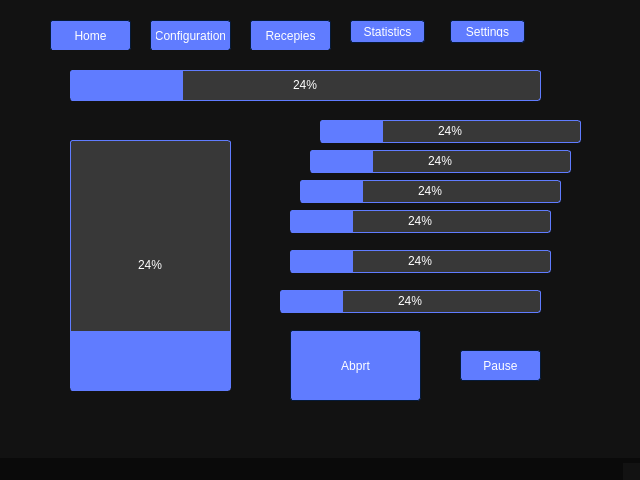
Old version of the form GUI/UI/dmm.ui in the repository ErikMagnusson256/automatic_drink_mixing_machine.
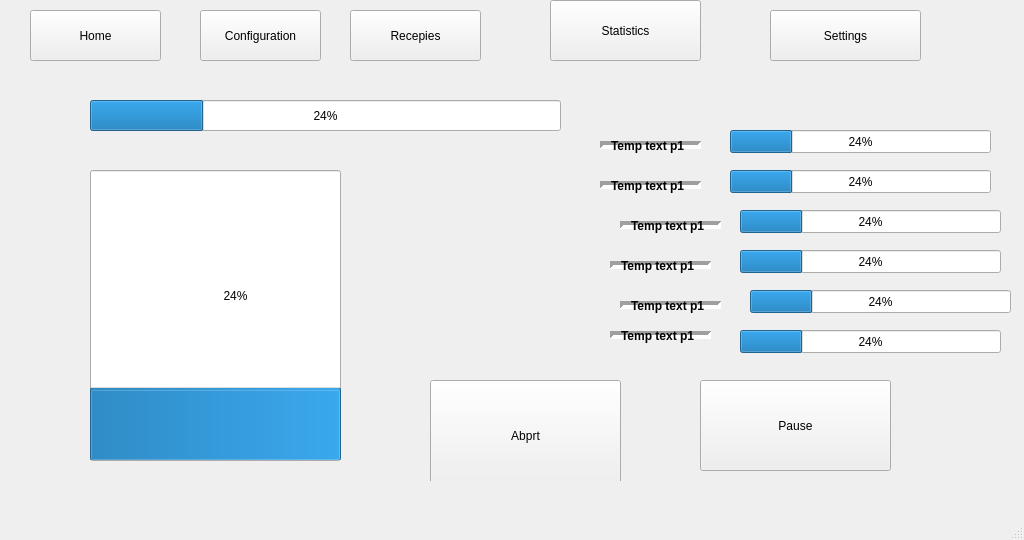
New version of the form. The open tabs and pages were chosen to show the change. Icons and pictures are not drawn.

```diff
--- a/GUI/UI/dmm.ui
+++ b/GUI/UI/dmm.ui
@@ -9,10 +9,22 @@
    <rect>
     <x>0</x>
     <y>0</y>
-    <width>640</width>
-    <height>480</height>
+    <width>1024</width>
+    <height>540</height>
    </rect>
   </property>
+  <property name="minimumSize">
+   <size>
+    <width>1024</width>
+    <height>540</height>
+   </size>
+  </property>
+  <property name="maximumSize">
+   <size>
+    <width>1024</width>
+    <height>540</height>
+   </size>
+  </property>
   <property name="windowTitle">
    <string>MainWindow</string>
   </property>
@@ -20,1207 +32,16 @@
    <bool>false</bool>
   </property>
   <property name="styleSheet">
-   <string notr="true">/*Copyright (c) DevSec Studio. All rights reserved.
-
-MIT License
-
-Permission is hereby granted, free of charge, to any person obtaining a copy
-of this software and associated documentation files (the &quot;Software&quot;), to deal
-in the Software without restriction, including without limitation the rights
-to use, copy, modify, merge, publish, distribute, sublicense, and/or sell
-copies of the Software, and to permit persons to whom the Software is
-furnished to do so, subject to the following conditions:
-
-The above copyright notice and this permission notice shall be included in all
-copies or substantial portions of the Software.
-
-THE SOFTWARE IS PROVIDED *AS IS*, WITHOUT WARRANTY OF ANY KIND, EXPRESS OR
-IMPLIED, INCLUDING BUT NOT LIMITED TO THE WARRANTIES OF MERCHANTABILITY,
-FITNESS FOR A PARTICULAR PURPOSE AND NONINFRINGEMENT. IN NO EVENT SHALL THE
-AUTHORS OR COPYRIGHT HOLDERS BE LIABLE FOR ANY CLAIM, DAMAGES OR OTHER
-LIABILITY, WHETHER IN AN ACTION OF CONTRACT, TORT OR OTHERWISE, ARISING FROM,
-OUT OF OR IN CONNECTION WITH THE SOFTWARE OR THE USE OR OTHER DEALINGS IN THE
-SOFTWARE.
-*/
-
-/*-----QWidget-----*/
-QWidget
-{
-	background-color: #121212;
-	color: #ffffff;
-	border-color: #051a39;
-
-}
-
-
-/*-----QLabel-----*/
-QLabel
-{
-	background-color: transparent;
-	color: #ffffff;
-
-}
-
-
-QLabel::disabled
-{
-	background-color: transparent;
-	color: #656565;
-
-}
-
-
-/*-----QMenuBar-----*/
-QMenuBar
-{
-	background-color: #0a0a0a;
-	color: #ffffff;
-	border-color: #051a39;
-
-}
-
-
-QMenuBar::disabled
-{
-	background-color: #404040;
-	color: #656565;
-	border-color: #051a39;
-
-}
-
-
-QMenuBar::item
-{
-    background-color: transparent;
-
-}
-
-
-QMenuBar::item:selected
-{
-    background-color: #607cff;
-    border: 1px solid #41cd52;
-
-}
-
-
-QMenuBar::item:pressed
-{
-    background-color: #4969ff;
-    border: 1px solid #000;
-    margin-bottom: -1px;
-    padding-bottom: 1px;
-
-}
-
-
-/*-----QMenu-----*/
-QMenu
-{
-    background-color: #121212;
-    border: 1px solid;
-    color: #ffffff;
-
-}
-
-
-QMenu::separator
-{
-    height: 1px;
-    background-color: #6d8eff;
-    color: #ffffff;
-    padding-left: 4px;
-    margin-left: 10px;
-    margin-right: 5px;
-
-}
-
-
-QMenu::item
-{
-    min-width : 150px;
-    padding: 3px 20px 3px 20px;
-
-}
-
-
-QMenu::item:selected
-{
-    background-color: #4969ff;
-    color: #ffffff;
-
-}
-
-
-QMenu::item:disabled
-{
-    color: #262626;
-}
-
-
-/*-----QToolTip-----*/
-QToolTip
-{
-	border : 1px solid #000000;
-	background-color: #26264f;
-	color: #ffffff;
-	border-color: #051a39;
-
-}
-
-
-/*-----QPushButton-----*/
-QPushButton
-{
-	background-color: #607cff;
-	color: #ffffff;
-	border-style: solid;
-	border-width: 1px;
-	border-radius: 3px;
-	border-color: #051a39;
-	padding: 5px;
-
-}
-
-
-QPushButton::disabled
-{
-	background-color: #404040;
-	color: #656565;
-	border-color: #051a39;
-
-}
-
-
-QPushButton::hover
-{
-	background-color: #8399ff;
-	color: #ffffff;
-	border-style: solid;
-	border-width: 1px;
-	border-radius: 3px;
-	border-color: #051a39;
-	padding: 5px;
-
-}
-
-
-QPushButton::pressed
-{
-	background-color: #4969ff;
-	color: #ffffff;
-	border-style: solid;
-	border-width: 1px;
-	border-radius: 3px;
-	border-color: #051a39;
-	padding: 5px;
-
-}
-
-
-/*-----QToolButton-----*/
-QToolButton
-{
-	background-color: #607cff;
-	color: #ffffff;
-	border-width: 1px;
-	border-radius: 3px;
-	border-color: #051a39;
-	padding: 3px;
-
-}
-
-
-QToolButton::disabled
-{
-	background-color: #404040;
-	color: #656565;
-	border-color: #051a39;
-
-}
-
-
-QToolButton::hover
-{
-	background-color: #8399ff;
-	color: #ffffff;
-	border-width: 1px;
-	border-radius: 3px;
-	border-color: #051a39;
-	padding: 3px;
-
-}
-
-
-QToolButton::pressed
-{
-	background-color: #4969ff;
-	color: #ffffff;
-	border-width: 1px;
-	border-radius: 3px;
-	border-color: #051a39;
-	padding: 3px;
-
-}
-
-
-/*-----QComboBox-----*/
-QComboBox
-{
-    background-color: #607cff;
-    border: 1px solid;
-    border-radius: 3px;
-    padding-left: 6px;
-    color: #ffffff;
-    height: 20px;
-
-}
-
-
-QComboBox::disabled
-{
-	background-color: #404040;
-	color: #656565;
-	border-color: #051a39;
-
-}
-
-
-QComboBox:hover
-{
-    background-color: #8399ff;
-
-}
-
-
-QComboBox:on
-{
-    background-color: #4969ff;
-
-}
-
-
-QComboBox QAbstractItemView
-{
-    background-color: #383838;
-    color: #ffffff;
-    border: 1px solid black;
-    selection-background-color: #4969ff;
-    selection-color: #ffffff;
-    outline: 0;
-
-}
-
-
-QComboBox::drop-down
-{
-    subcontrol-origin: padding;
-    subcontrol-position: top right;
-    width: 15px;
-    border-left-width: 0px;
-    border-left-color: darkgray;
-    border-left-style: solid; 
-    border-top-right-radius: 3px; 
-    border-bottom-right-radius: 3px;
-
-}
-
-
-QComboBox::down-arrow
-{
-    image: url(://arrow-down.png);
-    width: 8px;
-    height: 8px;
-}
-
-
-/*-----QSpinBox &amp; QDoubleSpinBox &amp; QDateTimeEdit-----*/
-QSpinBox, 
-QDoubleSpinBox,
-QDateTimeEdit
-{
-	background-color: #525251;
-	color: #ffffff;
-	border: 1px solid #051a39;
-	border-radius: 3px;
-	padding : 2px;
-
-}
-
-
-QSpinBox::disabled, 
-QDoubleSpinBox::disabled,
-QDateTimeEdit::disabled
-{
-	background-color: #404040;
-	color: #656565;
-	border-color: #051a39;
-
-}
-
-
-QSpinBox:hover, 
-QDoubleSpinBox::hover,
-QDateTimeEdit::hover
-{
-    background-color: #626262;
-    border: 1px solid #607cff;
-    color:  #fff;
-    padding: 2px
-
-}
-
-
-QSpinBox::up-button, QSpinBox::down-button,
-QDoubleSpinBox::up-button, QDoubleSpinBox::down-button,
-QDateTimeEdit::up-button, QDateTimeEdit::down-button
-{
-    background-color: #607cff;
-	border-radius: 2px;
-
-}
-
-
-QSpinBox::disabled, 
-QDoubleSpinBox::disabled,
-QDateTimeEdit::disabled
-{
-	background-color: #404040;
-	color: #656565;
-	border-color: #051a39;
-
-}
-
-
-QSpinBox::up-button:hover, QSpinBox::down-button:hover,
-QDoubleSpinBox::up-button:hover, QDoubleSpinBox::down-button:hover,
-QDateTimeEdit::up-button:hover, QDateTimeEdit::down-button:hover
-{
-    background-color: #8399ff;
-    border: 1px solid #8399ff;
-
-}
-
-
-QSpinBox::up-button:disabled, QSpinBox::down-button:disabled,
-QDoubleSpinBox::up-button:disabled, QDoubleSpinBox::down-button:disabled,
-QDateTimeEdit::up-button:disabled, QDateTimeEdit::down-button:disabled
-{
-	background-color: #404040;
-	color: #656565;
-	border-color: #051a39;
-
-}
-
-
-QSpinBox::up-button:pressed, QSpinBox::down-button:pressed,
-QDoubleSpinBox::up-button:pressed, QDoubleSpinBox::down-button::pressed,
-QDateTimeEdit::up-button:pressed, QDateTimeEdit::down-button::pressed
-{
-    background-color: #4969ff;
-    border: 1px solid #4969ff;
-
-}
-
-
-QSpinBox::down-arrow,
-QDoubleSpinBox::down-arrow,
-QDateTimeEdit::down-arrow
-{
-    image: url(://arrow-down.png);
-    width: 7px;
-
-}
-
-
-QSpinBox::up-arrow,
-QDoubleSpinBox::up-arrow,
-QDateTimeEdit::up-arrow
-{
-    image: url(://arrow-up.png);
-    width: 7px;
-
-}
-
-
-/*-----QLineEdit-----*/
-QLineEdit
-{
-	background-color: #525251;
-	color: #ffffff;
-	border-width: 1px;
-	border-radius: 3px;
-	border-color: #051a39;
-	padding: 2px;
-
-}
-
-
-QLineEdit::disabled
-{
-	background-color: #404040;
-	color: #656565;
-	border-width: 1px;
-	border-radius: 3px;
-	border-color: #051a39;
-	padding: 2px;
-
-}
-
-
-/*-----QTextEdit-----*/
-QTextEdit
-{
-	background-color: #ffffff;
-	color: #010201;
-	border-color: #051a39;
-
-}
-
-
-QTextEdit::disabled
-{
-	background-color: #404040;
-	color: #656565;
-	border-color: #051a39;
-
-}
-
-
-/*-----QGroupBox-----*/
-QGroupBox 
-{
-    border: 1px solid;
-    border-color: #607cff;
-    margin-top: 22px;
-
-}
-
-
-QGroupBox::title  
-{
-    background-color: #607cff;
-    color: #ffffff;
-    subcontrol-origin: margin;
-    subcontrol-position: top left;
-    padding: 5px;
-	border-top-left-radius: 3px;
-	border-top-right-radius: 3px;
-
-}
-
-
-QGroupBox::title::disabled
-{
-	background-color: #404040;
-	color: #656565;
-    subcontrol-origin: margin;
-    subcontrol-position: top left;
-    padding: 5px;
-	border-top-left-radius: 3px;
-	border-top-right-radius: 3px;
-
-}
-
-
-/*-----QCheckBox-----*/
-QCheckBox::indicator
-{
-    color: #b1b1b1;
-    background-color: #323232;
-    border: 1px solid #b1b1b1;
-    width: 12px;
-    height: 12px;
-
-}
-
-
-QCheckBox::indicator:checked
-{
-    image:url(://checkbox.png);
-    border: 1px solid #607cff;
-
-}
-
-
-QCheckBox::indicator:unchecked:hover
-{
-    border: 1px solid #607cff;
-
-}
-
-
-QCheckBox::disabled
-{
-	color: #656565;
-
-}
-
-
-QCheckBox::indicator:disabled
-{
-	background-color: #656565;
-	color: #656565;
-    border: 1px solid #656565;
-
-}
-
-
-/*-----QRadioButton-----*/
-QRadioButton::indicator::unchecked
-{ 
-	border: 2px inset gray; 
-	border-radius: 5px; 
-	background-color:  #fff;
-	width: 9px; 
-	height: 9px; 
-
-}
-
-
-QRadioButton::indicator::unchecked:hover
-{ 
-	border: 2px solid #607cff; 
-	border-radius: 5px; 
-	background-color:  #fff;
-	width: 9px; 
-	height: 9px; 
-
-}
-
-
-QRadioButton::indicator::checked
-{ 
-	border: 2px inset darkgray; 
-	border-radius: 5px; 
-	background-color: #4969ff; 
-	width: 9px; 
-	height: 9px; 
-
-}
-
-
-QRadioButton::disabled
-{
-	color: #656565;
-
-}
-
-
-QRadioButton::indicator:disabled
-{
-	background-color: #656565;
-	color: #656565;
-    border: 2px solid #656565;
-
-}
-
-
-/*-----QTableView &amp; QTableWidget-----*/
-QTableView
-{
-    background-color: #242526;
-    border: 1px solid #32414B;
-    color: #f0f0f0;
-    gridline-color: #8faaff;
-    outline : 0;
-
-}
-
-
-QTableView::disabled
-{
-    background-color: #242526;
-    border: 1px solid #32414B;
-    color: #656565;
-    gridline-color: #656565;
-    outline : 0;
-
-}
-
-
-QTableView::item:hover 
-{
-    background-color: #26264f;
-    color: #f0f0f0;
-
-}
-
-
-QTableView::item:selected 
-{
-    background-color: #1a1b1c;
-    border: 2px solid #4969ff;
-    color: #F0F0F0;
-
-}
-
-
-QTableView::item:selected:disabled
-{
-    background-color: #1a1b1c;
-    border: 2px solid #525251;
-    color: #656565;
-
-}
-
-
-QTableCornerButton::section
-{
-    background-color: #505050;
-    color: #fff;
-
-}
-
-
-QHeaderView::section
-{
-    background-color: #525251;
-    color: #fff;
-    text-align: left;
-	padding: 4px;
-	
-}
-
-
-QHeaderView::section:disabled
-{
-    background-color: #525251;
-    color: #656565;
-
-}
-
-
-QHeaderView::section:checked
-{
-    color: #fff;
-    background-color: #4969ff;
-
-}
-
-
-QHeaderView::section:checked:disabled
-{
-    color: #656565;
-    background-color: #525251;
-
-}
-
-
-QHeaderView::section::vertical::first,
-QHeaderView::section::vertical::only-one
-{
-    border-top: 1px solid #353635;
-
-}
-
-
-QHeaderView::section::vertical
-{
-    border-top: 1px solid #353635;
-
-}
-
-
-QHeaderView::section::horizontal::first,
-QHeaderView::section::horizontal::only-one
-{
-    border-left: 1px solid #353635;
-
-}
-
-
-QHeaderView::section::horizontal
-{
-    border-left: 1px solid #353635;
-
-}
-
-
-/*-----QTabWidget-----*/
-QTabBar::tab
-{
-	background-color: #262626;
-	color: #ffffff;
-	border-style: solid;
-	border-width: 1px;
-	border-top-left-radius: 3px;
-	border-top-right-radius: 3px;
-	border-color: #051a39;
-	padding: 5px;
-
-}
-
-
-QTabBar::tab:disabled
-{
-	background-color: #656565;
-	color: #656565;
-
-}
-
-
-QTabWidget::pane 
-{
-	background-color: #262626;
-	color: #ffffff;
-    border: 1px solid;
-    border-color: #607cff;
-
-}
-
-
-QTabBar::tab:selected
-{
-    background-color: #607cff;
-	color: #ffffff;
-	border-style: solid;
-	border-width: 1px;
-	border-top-left-radius: 3px;
-	border-top-right-radius: 3px;
-	border-color: #051a39;
-	padding: 5px;
-
-}
-
-
-QTabBar::tab:selected:disabled
-{
-	background-color: #404040;
-	color: #656565;
-
-}
-
-
-QTabBar::tab:!selected 
-{
-    background-color: #262626;
-
-}
-
-
-QTabBar::tab:!selected:hover 
-{
-    background-color: #8399ff;
-
-}
-
-
-QTabBar::tab:top:!selected 
-{
-    margin-top: 3px;
-
-}
-
-
-QTabBar::tab:bottom:!selected 
-{
-    margin-bottom: 3px;
-
-}
-
-
-QTabBar::tab:top, QTabBar::tab:bottom 
-{
-    min-width: 8ex;
-    margin-right: -1px;
-    padding: 5px 10px 5px 10px;
-
-}
-
-
-QTabBar::tab:top:selected 
-{
-    border-bottom-color: none;
-
-}
-
-
-QTabBar::tab:bottom:selected 
-{
-    border-top-color: none;
-
-}
-
-
-QTabBar::tab:top:last, QTabBar::tab:bottom:last,
-QTabBar::tab:top:only-one, QTabBar::tab:bottom:only-one 
-{
-    margin-right: 0;
-
-}
-
-
-QTabBar::tab:left:!selected 
-{
-    margin-right: 3px;
-
-}
-
-
-QTabBar::tab:right:!selected
-{
-    margin-left: 3px;
-
-}
-
-
-QTabBar::tab:left, QTabBar::tab:right 
-{
-    min-height: 8ex;
-    margin-bottom: -1px;
-    padding: 10px 5px 10px 5px;
-
-}
-
-
-QTabBar::tab:left:selected 
-{
-    border-left-color: none;
-
-}
-
-
-QTabBar::tab:right:selected 
-{
-    border-right-color: none;
-
-}
-
-
-QTabBar::tab:left:last, QTabBar::tab:right:last,
-QTabBar::tab:left:only-one, QTabBar::tab:right:only-one 
-{
-    margin-bottom: 0;
-
-}
-
-
-/*-----QSlider-----*/
-QSlider::groove:horizontal 
-{
-	background-color: transparent;
-	height: 5px;
-
-}
-
-
-QSlider::sub-page:horizontal 
-{
-	background-color: #607cff;
-
-}
-
-
-QSlider::add-page:horizontal 
-{
-	background-color: #666765;
-
-}
-
-
-QSlider::handle:horizontal 
-{
-	background-color: #607cff;
-	width: 14px;
-	margin-top: -6px;
-	margin-bottom: -6px;
-	border-radius: 3px;
-
-}
-
-
-QSlider::handle:horizontal:hover 
-{
-	background-color: #607cff;
-	border-radius: 3px;
-
-}
-
-
-QSlider::sub-page:horizontal:disabled 
-{
-	background-color: #bbb;
-	border-color: #999;
-
-}
-
-
-QSlider::add-page:horizontal:disabled 
-{
-	background-color: #eee;
-	border-color: #999;
-
-}
-
-
-QSlider::handle:horizontal:disabled 
-{
-	background-color: #eee;
-	border: 1px solid #aaa;
-	border-radius: 3px;
-
-}
-
-
-QSlider::groove:vertical 
-{
-	background-color: transparent;
-	width: 5px;
-
-}
-
-
-QSlider::sub-page:vertical 
-{
-	background-color: #607cff;
-
-}
-
-
-QSlider::add-page:vertical 
-{
-	background-color: #666765;
-
-}
-
-
-QSlider::handle:vertical 
-{
-	background-color: #607cff;
-	height: 14px;
-	margin-left: -6px;
-	margin-right: -6px;
-	border-radius: 3px;
-
-}
-
-
-QSlider::handle:vertical:hover 
-{
-	background-color: #607cff;
-	border-radius: 3px;
-
-}
-
-
-QSlider::sub-page:vertical:disabled 
-{
-	background-color: #bbb;
-	border-color: #999;
-
-}
-
-
-QSlider::add-page:vertical:disabled 
-{
-	background-color: #eee;
-	border-color: #999;
-
-}
-
-
-QSlider::handle:vertical:disabled 
-{
-	background-color: #eee;
-	border: 1px solid #aaa;
-	border-radius: 3px;
-
-}
-
-
-/*-----QDial-----*/
-QDial
-{
-	background-color: #607cff;
-
-}
-
-
-QDial::disabled
-{
-	background-color: #404040;
-
-}
-
-
-/*-----QScrollBar-----*/
-QScrollBar:horizontal
-{
-    border: 1px solid #222222;
-    background-color: #3d3d3d;
-    height: 13px;
-    margin: 0px 16px 0 16px;
-
-}
-
-
-QScrollBar::handle:horizontal
-{
-    background: #607cff;
-    min-height: 20px;
-
-}
-
-
-QScrollBar::add-line:horizontal
-{
-    border: 1px solid #1b1b19;
-    background-color: #607cff;
-    width: 14px;
-    subcontrol-position: right;
-    subcontrol-origin: margin;
-
-}
-
-
-QScrollBar::sub-line:horizontal
-{
-    border: 1px solid #1b1b19;
-    background-color: #607cff;
-    width: 14px;
-    subcontrol-position: left;
-    subcontrol-origin: margin;
-
-}
-
-
-QScrollBar::right-arrow:horizontal
-{
-    image: url(://arrow-right.png);
-    width: 6px;
-    height: 6px;
-
-}
-
-
-QScrollBar::left-arrow:horizontal
-{
-    image: url(://arrow-left.png);
-    width: 6px;
-    height: 6px;
-
-}
-
-
-QScrollBar::add-page:horizontal, QScrollBar::sub-page:horizontal
-{
-    background: none;
-
-}
-
-
-QScrollBar:vertical
-{
-    background-color: #3d3d3d;
-    width: 13px;
-    margin: 16px 0 16px 0;
-    border: 1px solid #222222;
-
-}
-
-
-QScrollBar::handle:vertical
-{
-    background-color: #607cff;
-    min-height: 20px;
-
-}
-
-
-QScrollBar::add-line:vertical
-{
-    border: 1px solid #1b1b19;
-    background-color: #607cff;
-    height: 14px;
-    subcontrol-position: bottom;
-    subcontrol-origin: margin;
-
-}
-
-
-QScrollBar::sub-line:vertical
-{
-    border: 1px solid #1b1b19;
-    background-color: #607cff;
-    height: 14px;
-    subcontrol-position: top;
-    subcontrol-origin: margin;
-
-}
-
-
-QScrollBar::up-arrow:vertical
-{
-    image: url(://arrow-up.png);
-    width: 6px;
-    height: 6px;
-
-}
-
-
-QScrollBar::down-arrow:vertical
-{
-    image: url(://arrow-down.png);
-    width: 6px;
-    height: 6px;
-
-}
-
-
-QScrollBar::add-page:vertical, QScrollBar::sub-page:vertical
-{
-    background: none;
-
-}
-
-
-/*-----QProgressBar-----*/
-QProgressBar
-{
-	background-color: #383838;
-	color: #ffffff;
-	border: 1px solid #607cff;
-	border-radius: 3px;
-	text-align: center;
-
-}
-
-
-QProgressBar::chunk {
-	background-color: #607cff;
-	color: #fff;
-
-}
-
-
-QProgressBar::chunk:disabled {
-	background-color: #656565;
-	border: 1px solid #aaa;
-	color: #656565;
-}
-
-
-/*-----QStatusBar-----*/
-QStatusBar
-{
-	background-color: #0a0a0a;
-	color: #ffffff;
-	border-color: #051a39;
-
-}
-
-
-</string>
+   <string notr="true"/>
   </property>
   <widget class="QWidget" name="centralwidget">
    <widget class="QStackedWidget" name="TopButtonMenu">
     <property name="geometry">
      <rect>
-      <x>30</x>
-      <y>10</y>
-      <width>581</width>
-      <height>41</height>
+      <x>10</x>
+      <y>0</y>
+      <width>991</width>
+      <height>61</height>
      </rect>
     </property>
     <property name="currentIndex">
@@ -1247,8 +68,8 @@
        <rect>
         <x>20</x>
         <y>10</y>
-        <width>81</width>
-        <height>31</height>
+        <width>131</width>
+        <height>51</height>
        </rect>
       </property>
       <property name="text">
@@ -1258,10 +79,10 @@
      <widget class="QPushButton" name="MenuConfigurationButton">
       <property name="geometry">
        <rect>
-        <x>120</x>
+        <x>190</x>
         <y>10</y>
-        <width>81</width>
-        <height>31</height>
+        <width>121</width>
+        <height>51</height>
        </rect>
       </property>
       <property name="text">
@@ -1271,10 +92,10 @@
      <widget class="QPushButton" name="MenuRecepiesButton">
       <property name="geometry">
        <rect>
-        <x>220</x>
+        <x>340</x>
         <y>10</y>
-        <width>81</width>
-        <height>31</height>
+        <width>131</width>
+        <height>51</height>
        </rect>
       </property>
       <property name="text">
@@ -1284,10 +105,10 @@
      <widget class="QPushButton" name="MenuStatisticsButton">
       <property name="geometry">
        <rect>
-        <x>320</x>
-        <y>10</y>
-        <width>75</width>
-        <height>23</height>
+        <x>540</x>
+        <y>0</y>
+        <width>151</width>
+        <height>61</height>
        </rect>
       </property>
       <property name="text">
@@ -1297,10 +118,10 @@
      <widget class="QPushButton" name="MenuSettingsButton">
       <property name="geometry">
        <rect>
-        <x>420</x>
+        <x>760</x>
         <y>10</y>
-        <width>75</width>
-        <height>23</height>
+        <width>151</width>
+        <height>51</height>
        </rect>
       </property>
       <property name="text">
@@ -1312,12 +133,15 @@
    <widget class="QStackedWidget" name="DMMPages">
     <property name="geometry">
      <rect>
-      <x>0</x>
-      <y>50</y>
-      <width>621</width>
-      <height>391</height>
+      <x>20</x>
+      <y>80</y>
+      <width>1001</width>
+      <height>401</height>
      </rect>
     </property>
+    <property name="frameShadow">
+     <enum>QFrame::Plain</enum>
+    </property>
     <property name="currentIndex">
      <number>0</number>
     </property>
@@ -1638,8 +462,8 @@
      <widget class="QProgressBar" name="Pump1ProgressBar">
       <property name="geometry">
        <rect>
-        <x>320</x>
-        <y>70</y>
+        <x>710</x>
+        <y>50</y>
         <width>261</width>
         <height>23</height>
        </rect>
@@ -1659,8 +483,8 @@
        <rect>
         <x>70</x>
         <y>90</y>
-        <width>161</width>
-        <height>251</height>
+        <width>251</width>
+        <height>291</height>
        </rect>
       </property>
       <property name="value">
@@ -1676,8 +500,8 @@
      <widget class="QProgressBar" name="Pump1ProgressBar_2">
       <property name="geometry">
        <rect>
-        <x>310</x>
-        <y>100</y>
+        <x>710</x>
+        <y>90</y>
         <width>261</width>
         <height>23</height>
        </rect>
@@ -1695,7 +519,7 @@
      <widget class="QProgressBar" name="Pump1ProgressBar_3">
       <property name="geometry">
        <rect>
-        <x>300</x>
+        <x>720</x>
         <y>130</y>
         <width>261</width>
         <height>23</height>
@@ -1714,8 +538,8 @@
      <widget class="QProgressBar" name="Pump1ProgressBar_4">
       <property name="geometry">
        <rect>
-        <x>290</x>
-        <y>160</y>
+        <x>720</x>
+        <y>170</y>
         <width>261</width>
         <height>23</height>
        </rect>
@@ -1733,8 +557,8 @@
      <widget class="QProgressBar" name="Pump1ProgressBar_5">
       <property name="geometry">
        <rect>
-        <x>290</x>
-        <y>200</y>
+        <x>730</x>
+        <y>210</y>
         <width>261</width>
         <height>23</height>
        </rect>
@@ -1752,8 +576,8 @@
      <widget class="QProgressBar" name="Pump1ProgressBar_6">
       <property name="geometry">
        <rect>
-        <x>280</x>
-        <y>240</y>
+        <x>720</x>
+        <y>250</y>
         <width>261</width>
         <height>23</height>
        </rect>
@@ -1771,10 +595,10 @@
      <widget class="QPushButton" name="pushButton_3">
       <property name="geometry">
        <rect>
-        <x>290</x>
-        <y>280</y>
-        <width>131</width>
-        <height>71</height>
+        <x>410</x>
+        <y>300</y>
+        <width>191</width>
+        <height>111</height>
        </rect>
       </property>
       <property name="text">
@@ -1784,16 +608,202 @@
      <widget class="QPushButton" name="pushButton_4">
       <property name="geometry">
        <rect>
-        <x>460</x>
+        <x>680</x>
         <y>300</y>
-        <width>81</width>
-        <height>31</height>
+        <width>191</width>
+        <height>91</height>
        </rect>
       </property>
       <property name="text">
        <string>Pause</string>
       </property>
      </widget>
+     <widget class="QLabel" name="label">
+      <property name="geometry">
+       <rect>
+        <x>580</x>
+        <y>50</y>
+        <width>101</width>
+        <height>31</height>
+       </rect>
+      </property>
+      <property name="font">
+       <font>
+        <weight>75</weight>
+        <bold>true</bold>
+       </font>
+      </property>
+      <property name="frameShape">
+       <enum>QFrame::HLine</enum>
+      </property>
+      <property name="frameShadow">
+       <enum>QFrame::Sunken</enum>
+      </property>
+      <property name="lineWidth">
+       <number>4</number>
+      </property>
+      <property name="text">
+       <string>Temp text p1</string>
+      </property>
+      <property name="wordWrap">
+       <bool>true</bool>
+      </property>
+     </widget>
+     <widget class="QLabel" name="label_2">
+      <property name="geometry">
+       <rect>
+        <x>580</x>
+        <y>90</y>
+        <width>101</width>
+        <height>31</height>
+       </rect>
+      </property>
+      <property name="font">
+       <font>
+        <weight>75</weight>
+        <bold>true</bold>
+       </font>
+      </property>
+      <property name="frameShape">
+       <enum>QFrame::HLine</enum>
+      </property>
+      <property name="frameShadow">
+       <enum>QFrame::Sunken</enum>
+      </property>
+      <property name="lineWidth">
+       <number>4</number>
+      </property>
+      <property name="text">
+       <string>Temp text p1</string>
+      </property>
+      <property name="wordWrap">
+       <bool>true</bool>
+      </property>
+     </widget>
+     <widget class="QLabel" name="label_3">
+      <property name="geometry">
+       <rect>
+        <x>600</x>
+        <y>130</y>
+        <width>101</width>
+        <height>31</height>
+       </rect>
+      </property>
+      <property name="font">
+       <font>
+        <weight>75</weight>
+        <bold>true</bold>
+       </font>
+      </property>
+      <property name="frameShape">
+       <enum>QFrame::HLine</enum>
+      </property>
+      <property name="frameShadow">
+       <enum>QFrame::Sunken</enum>
+      </property>
+      <property name="lineWidth">
+       <number>4</number>
+      </property>
+      <property name="text">
+       <string>Temp text p1</string>
+      </property>
+      <property name="wordWrap">
+       <bool>true</bool>
+      </property>
+     </widget>
+     <widget class="QLabel" name="label_4">
+      <property name="geometry">
+       <rect>
+        <x>590</x>
+        <y>170</y>
+        <width>101</width>
+        <height>31</height>
+       </rect>
+      </property>
+      <property name="font">
+       <font>
+        <weight>75</weight>
+        <bold>true</bold>
+       </font>
+      </property>
+      <property name="frameShape">
+       <enum>QFrame::HLine</enum>
+      </property>
+      <property name="frameShadow">
+       <enum>QFrame::Sunken</enum>
+      </property>
+      <property name="lineWidth">
+       <number>4</number>
+      </property>
+      <property name="text">
+       <string>Temp text p1</string>
+      </property>
+      <property name="wordWrap">
+       <bool>true</bool>
+      </property>
+     </widget>
+     <widget class="QLabel" name="label_5">
+      <property name="geometry">
+       <rect>
+        <x>600</x>
+        <y>210</y>
+        <width>101</width>
+        <height>31</height>
+       </rect>
+      </property>
+      <property name="font">
+       <font>
+        <weight>75</weight>
+        <bold>true</bold>
+       </font>
+      </property>
+      <property name="frameShape">
+       <enum>QFrame::HLine</enum>
+      </property>
+      <property name="frameShadow">
+       <enum>QFrame::Sunken</enum>
+      </property>
+      <property name="lineWidth">
+       <number>4</number>
+      </property>
+      <property name="text">
+       <string>Temp text p1</string>
+      </property>
+      <property name="wordWrap">
+       <bool>true</bool>
+      </property>
+     </widget>
+     <widget class="QLabel" name="label_6">
+      <property name="geometry">
+       <rect>
+        <x>590</x>
+        <y>240</y>
+        <width>101</width>
+        <height>31</height>
+       </rect>
+      </property>
+      <property name="font">
+       <font>
+        <weight>75</weight>
+        <bold>true</bold>
+       </font>
+      </property>
+      <property name="frameShape">
+       <enum>QFrame::HLine</enum>
+      </property>
+      <property name="frameShadow">
+       <enum>QFrame::Sunken</enum>
+      </property>
+      <property name="lineWidth">
+       <number>4</number>
+      </property>
+      <property name="text">
+       <string>Temp text p1</string>
+      </property>
+      <property name="wordWrap">
+       <bool>true</bool>
+      </property>
+     </widget>
     </widget>
     <widget class="QWidget" name="ConfigGlassPage">
      <widget class="QPushButton" name="pushButton_5">
```
Left out of the diff: 290 changed lines with no effect on the pictures.
